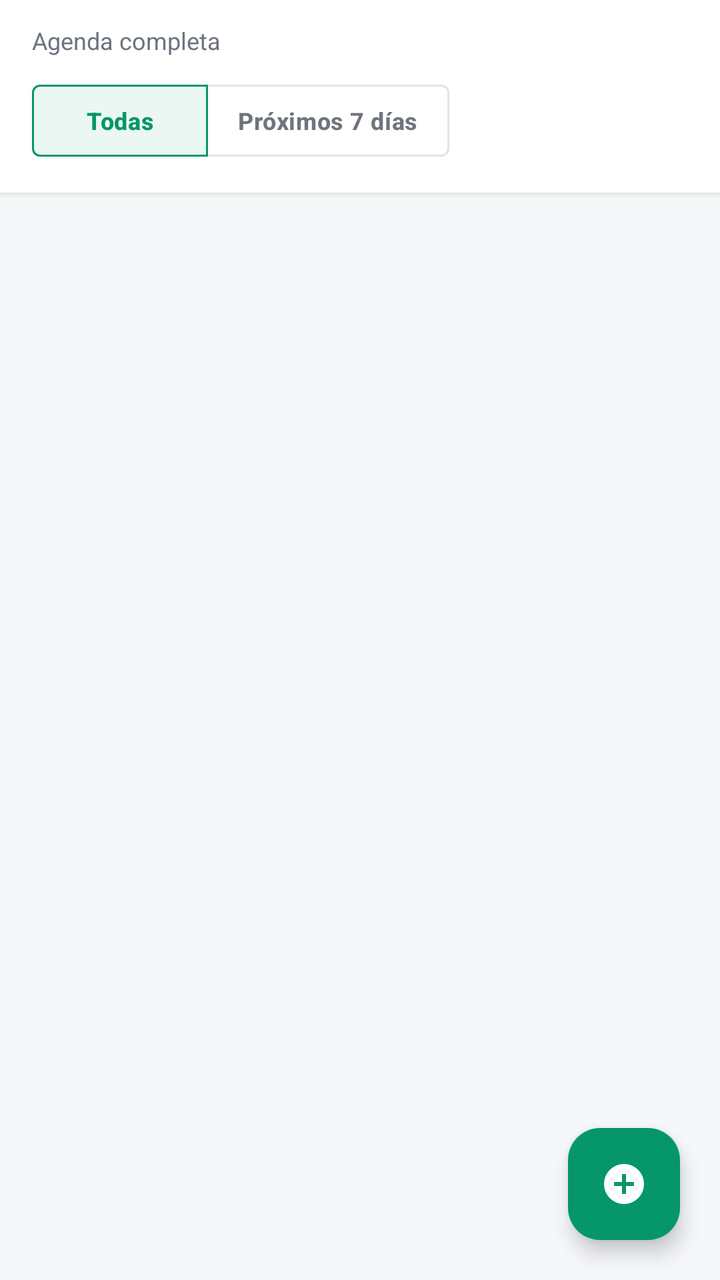
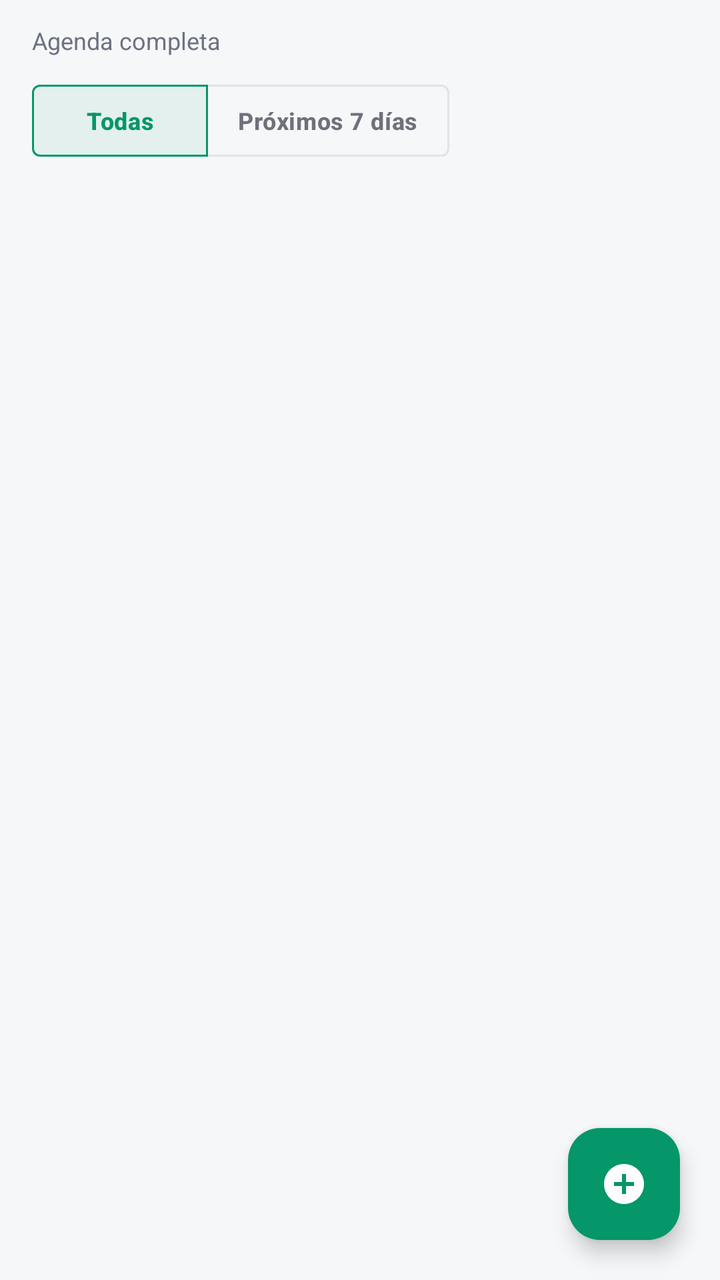

Two renders of the same Android screen: before a commit and after it. Below are the layout's source before the change and the commit's diff.
<!-- AndroidManifest.xml: application theme Theme.BienestarUPC -->
<!-- res/layout/fragment_agenda.xml -->
<?xml version="1.0" encoding="utf-8"?>
<FrameLayout xmlns:android="http://schemas.android.com/apk/res/android"
    xmlns:app="http://schemas.android.com/apk/res-auto"
    android:layout_width="match_parent"
    android:layout_height="match_parent"
    android:background="@color/background_gray">

    <LinearLayout
        android:layout_width="match_parent"
        android:layout_height="wrap_content"
        android:layout_gravity="top"
        android:background="@color/white_card"
        android:elevation="2dp"
        android:orientation="vertical"
        android:paddingStart="16dp"
        android:paddingTop="12dp"
        android:paddingEnd="16dp"
        android:paddingBottom="12dp">

        <TextView
            android:id="@+id/txt_resumen_semana"
            android:layout_width="wrap_content"
            android:layout_height="wrap_content"
            android:text="Agenda completa"
            android:textColor="@color/text_secondary"
            android:textSize="12sp" />

        <com.google.android.material.button.MaterialButtonToggleGroup
            android:id="@+id/grupo_periodo"
            android:layout_width="wrap_content"
            android:layout_height="wrap_content"
            android:layout_marginTop="8dp"
            app:checkedButton="@id/btn_periodo_todas"
            app:selectionRequired="true"
            app:singleSelection="true">

            <com.google.android.material.button.MaterialButton
                android:id="@+id/btn_periodo_todas"
                style="@style/Widget.MaterialComponents.Button.OutlinedButton"
                android:layout_width="wrap_content"
                android:layout_height="wrap_content"
                android:text="Todas"
                android:textSize="12sp" />

            <com.google.android.material.button.MaterialButton
                android:id="@+id/btn_periodo_semana"
                style="@style/Widget.MaterialComponents.Button.OutlinedButton"
                android:layout_width="wrap_content"
                android:layout_height="wrap_content"
                android:text="Próximos 7 días"
                android:textSize="12sp" />
        </com.google.android.material.button.MaterialButtonToggleGroup>
    </LinearLayout>

    <androidx.recyclerview.widget.RecyclerView
        android:id="@+id/recycler_citas_psi"
        android:layout_width="match_parent"
        android:layout_height="match_parent"
        android:clipToPadding="false"
        android:paddingStart="16dp"
        android:paddingTop="104dp"
        android:paddingEnd="16dp"
        android:paddingBottom="88dp" />

    <TextView
        android:id="@+id/txt_agenda_empty"
        android:layout_width="wrap_content"
        android:layout_height="wrap_content"
        android:layout_gravity="center"
        android:text="No tienes citas.\nToca + para programar una."
        android:textAlignment="center"
        android:textColor="@color/text_secondary"
        android:textSize="15sp"
        android:visibility="gone" />

    <ProgressBar
        android:id="@+id/progress_agenda"
        style="?android:attr/progressBarStyle"
        android:layout_width="wrap_content"
        android:layout_height="wrap_content"
        android:layout_gravity="center"
        android:visibility="gone" />

    <com.google.android.material.floatingactionbutton.FloatingActionButton
        android:id="@+id/fab_nueva_cita"
        android:layout_width="wrap_content"
        android:layout_height="wrap_content"
        android:layout_gravity="bottom|end"
        android:layout_margin="20dp"
        android:contentDescription="Nueva cita"
        android:src="@drawable/ic_add"
        app:backgroundTint="@color/green_primary"
        app:tint="@color/white_card" />
</FrameLayout>
<!-- resources referenced by this layout -->
<resources>
  <color name="background_gray">#F6F7F9</color>
  <color name="green_primary">#059669</color>
  <color name="text_secondary">#6B7280</color>
  <color name="white_card">#FFFFFF</color>
  <!-- drawable ic_add (drawable) -->
  <vector xmlns:android="http://schemas.android.com/apk/res/android"
      android:width="24dp" android:height="24dp"
      android:viewportWidth="24" android:viewportHeight="24">
      <path
          android:fillColor="#FF000000"
          android:pathData="M12,2C6.48,2 2,6.48 2,12s4.48,10 10,10 10,-4.48 10,-10S17.52,2 12,2zM17,13h-4v4h-2v-4L7,13v-2h4L11,7h2v4h4v2z"/>
  </vector>
  <color name="green_container">#D1FAE5</color>
  <color name="on_primary_container">#053B2A</color>
  <color name="teal_primary">#0D9488</color>
  <color name="teal_light">#CCFBF1</color>
  <color name="text_primary">#111827</color>
  <color name="surface_container_low">#F8FAFC</color>
  <color name="surface_container">#EFF2F5</color>
  <color name="surface_container_high">#E7EAEE</color>
  <color name="surface_container_highest">#DEE2E8</color>
  <color name="surface_outline">#C9CFD8</color>
  <color name="surface_outline_variant">#E4E7EC</color>
  <color name="error_text">#DC2626</color>
  <color name="green_primary_dark">#047857</color>
  <style name="Widget.BienestarUPC.Card" parent="Widget.Material3.CardView.Elevated">
          <item name="cardCornerRadius">20dp</item>
          <item name="cardElevation">1dp</item>
          <item name="cardBackgroundColor">@color/white_card</item>
          <item name="strokeColor">@color/stroke_color</item>
          <item name="strokeWidth">1dp</item>
          <item name="rippleColor">@color/green_light</item>
      </style>
  <style name="BottomNavigationStyle" parent="Widget.Material3.BottomNavigationView">
          <item name="android:background">@color/nav_background</item>
          <item name="itemIconSize">24dp</item>
          <item name="itemRippleColor">@color/green_light</item>
          <item name="itemIconTint">@color/nav_item_text_color</item>
          <item name="itemTextColor">@color/nav_item_text_color</item>
          <item name="elevation">8dp</item>
      </style>
  <style name="Widget.BienestarUPC.Chip" parent="Widget.Material3.Chip.Filter">
          <item name="chipCornerRadius">20dp</item>
          <item name="chipMinHeight">36dp</item>
          <item name="chipBackgroundColor">@color/chip_bg</item>
          <item name="android:textColor">@color/chip_text</item>
          <item name="chipStrokeWidth">1dp</item>
          <item name="chipStrokeColor">@color/stroke_color</item>
      </style>
  <style name="ThemeOverlay.BienestarUPC.MaterialAlertDialog" parent="ThemeOverlay.Material3.MaterialAlertDialog">
          <item name="shapeAppearanceOverlay">@style/ShapeAppearance.BienestarUPC.Dialog</item>
          <item name="colorSecondary">@color/green_primary</item>
      </style>
  <style name="Widget.BienestarUPC.Snackbar" parent="Widget.Material3.Snackbar">
          <item name="backgroundTint">@color/text_primary</item>
          <item name="android:textColor">@color/white_card</item>
          <item name="shapeAppearanceOverlay">@style/ShapeAppearance.BienestarUPC.Snackbar</item>
      </style>
  <color name="gray_medium">#9CA3AF</color>
  <color name="stroke_color">#EDEFF2</color>
  <color name="green_light">#D1FAE5</color>
  <color name="nav_background">#FFFFFF</color>
  <color name="chip_bg">#F3F4F6</color>
  <color name="chip_text">#111827</color>
  <style name="ShapeAppearance.BienestarUPC.Dialog" parent="ShapeAppearance.Material3.LargeComponent">
          <item name="cornerSize">24dp</item>
      </style>
  <style name="ShapeAppearance.BienestarUPC.Snackbar" parent="ShapeAppearance.Material3.MediumComponent">
          <item name="cornerFamily">rounded</item>
          <item name="cornerSize">14dp</item>
      </style>
  <!-- unchanged entries left out for length: 3 -->
</resources>

<!-- the commit's change to res/layout/fragment_agenda.xml (unified diff, before → after) -->
@@ -3,13 +3,13 @@
     xmlns:app="http://schemas.android.com/apk/res-auto"
     android:layout_width="match_parent"
     android:layout_height="match_parent"
-    android:background="@color/background_gray">
+   >
 
     <LinearLayout
         android:layout_width="match_parent"
         android:layout_height="wrap_content"
         android:layout_gravity="top"
-        android:background="@color/white_card"
+       
         android:elevation="2dp"
         android:orientation="vertical"
         android:paddingStart="16dp"
